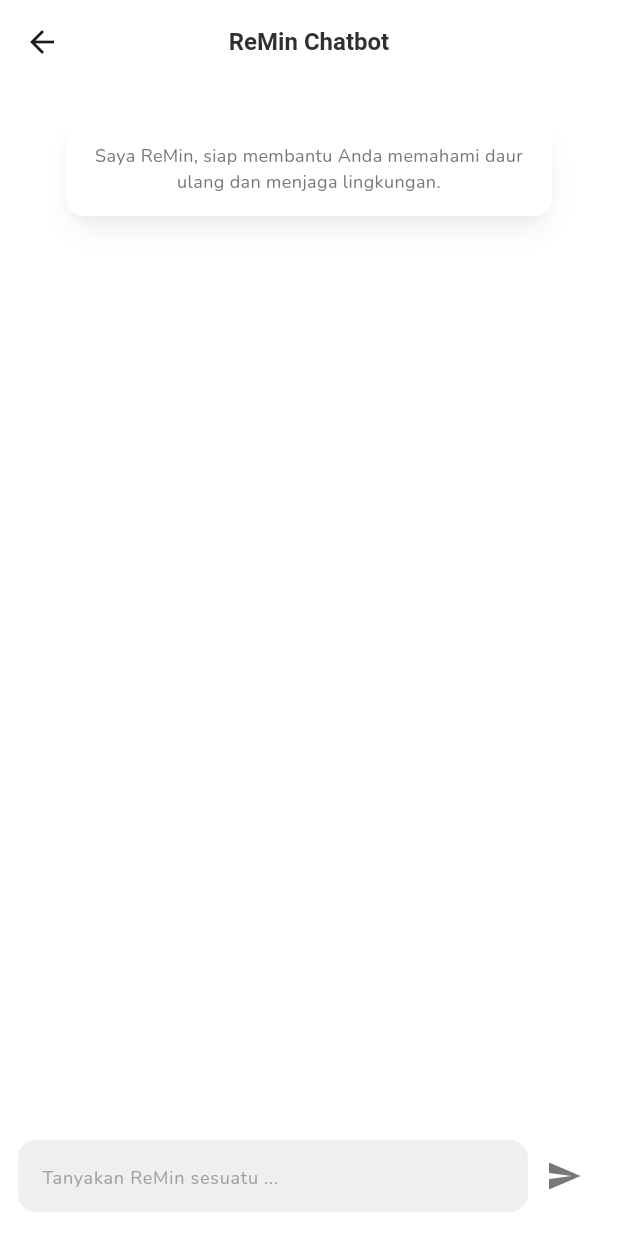
After one commit to RECYTHNG/flutter_recything, a Flutter app: the ReMinChatbotScreen screen opened directly, after a tap on "Mulai Obrolan", on a phone screen of 412 x 824 dp. The commit adds this screen. Run offline on Flutter 3.47's test engine with Material 3 defaults, Android fonts, the phone set to English and light mode, and no system bars; drawn by our look-alikes of dash_chat_2; our stand-ins replace flutter_svg.

Commit message:
feat: completed slicing chatbot

```diff
--- /dev/null
+++ b/recything_application/lib/screens/customer_service/remin_chatbot_screen.dart
@@ -0,0 +1,38 @@
+import 'package:flutter/material.dart';
+import 'package:recything_application/constants/color_constant.dart';
+import 'package:recything_application/screens/customer_service/widgets/chatbot/chatbot_conversation_widget.dart';
+import 'package:recything_application/screens/customer_service/widgets/chatbot/chatbot_welcome_card_widget.dart';
+import 'package:recything_application/widgets/global_app_bar.dart';
+
+class ReMinChatbotScreen extends StatefulWidget {
+  const ReMinChatbotScreen({super.key});
+
+  @override
+  State<ReMinChatbotScreen> createState() => _ReMinChatbotScreenState();
+}
+
+class _ReMinChatbotScreenState extends State<ReMinChatbotScreen> {
+  bool isChatbotVisible = false;
+
+  void _showChatbot() {
+    setState(() {
+      isChatbotVisible = true;
+    });
+  }
+
+  @override
+  Widget build(BuildContext context) {
+    return Scaffold(
+      backgroundColor: ColorConstant.whiteColor,
+      appBar: const GlobalAppBar(
+        title: Text('ReMin Chatbot'),
+        backgroundColor: ColorConstant.whiteColor,
+      ),
+      body: Center(
+        child: isChatbotVisible
+            ? const ChatbotConversationWidget()
+            : ChatbotWelcomeCard(onStartChat: _showChatbot),
+      ),
+    );
+  }
+}
--- /dev/null
+++ b/recything_application/lib/screens/customer_service/widgets/chatbot/chatbot_conversation_widget.dart
@@ -0,0 +1,105 @@
+import 'package:dash_chat_2/dash_chat_2.dart';
+import 'package:flutter/material.dart';
+import 'package:recything_application/constants/color_constant.dart';
+import 'package:recything_application/constants/shadow_constant.dart';
+import 'package:recything_application/constants/text_style_constant.dart';
+
+class ChatbotConversationWidget extends StatefulWidget {
+  const ChatbotConversationWidget({super.key});
+
+  @override
+  State<ChatbotConversationWidget> createState() =>
+      _ChatbotConversationWidgetState();
+}
+
+class _ChatbotConversationWidgetState extends State<ChatbotConversationWidget> {
+  ChatUser currentUser = ChatUser(
+    id: "0",
+    firstName: "Zulfan",
+  );
+
+  ChatUser geminiUser = ChatUser(
+    id: "1",
+    firstName: "ReMin",
+    profileImage:
+        "https://static.promediateknologi.id/crop/0x0:0x0/0x0/webp/photo/p2/106/2024/03/28/202403271806-maincropped_1711537586-457414092.jpg",
+  );
+
+  List<ChatMessage> messages = [];
+
+  void sendMessage(ChatMessage chatMessage) async {
+    setState(() {
+      messages.insert(0, chatMessage);
+    });
+
+    try {} catch (e) {
+      print(e);
+    }
+  }
+
+  @override
+  Widget build(BuildContext context) {
+    return Column(
+      children: [
+        const SizedBox(height: 24),
+        Container(
+          alignment: Alignment.center,
+          padding: const EdgeInsets.all(12),
+          decoration: BoxDecoration(
+            color: ColorConstant.whiteColor,
+            borderRadius: BorderRadius.circular(12),
+            boxShadow: ShadowConstant.shadowLg,
+          ),
+          width: 324,
+          height: 64,
+          child: Text(
+            'Saya ReMin, siap membantu Anda memahami daur ulang dan menjaga lingkungan.',
+            style: TextStyleConstant.regularCaption.copyWith(
+              color: ColorConstant.netralColor700,
+            ),
+            textAlign: TextAlign.center,
+          ),
+        ),
+        Expanded(
+          child: Padding(
+            padding: const EdgeInsets.symmetric(horizontal: 4, vertical: 8),
+            child: DashChat(
+              inputOptions: InputOptions(
+                alwaysShowSend: true,
+                inputDecoration: InputDecoration(
+                  filled: true,
+                  fillColor: ColorConstant.netralColor500,
+                  border: OutlineInputBorder(
+                    borderRadius: BorderRadius.circular(12),
+                    borderSide: BorderSide.none,
+                  ),
+                  hintText: 'Tanyakan ReMin sesuatu ...',
+                  hintStyle: TextStyleConstant.regularCaption.copyWith(
+                    color: ColorConstant.netralColor600,
+                  ),
+                  contentPadding: const EdgeInsets.all(12),
+                ),
+                sendButtonBuilder: (void Function() onSend) {
+                  return IconButton(
+                    icon: const Icon(Icons.send),
+                    color: ColorConstant.netralColor700,
+                    onPressed: onSend,
+                  );
+                },
+              ),
+              messageOptions: const MessageOptions(
+                showOtherUsersName: true,
+                showTime: true,
+                currentUserContainerColor: ColorConstant.whiteColor,
+                currentUserTextColor: ColorConstant.primaryColor900,
+              ),
+              currentUser: currentUser,
+              onSend: sendMessage,
+              messages: messages,
+            ),
+          ),
+        ),
+      ],
+    );
+  }
+}
--- /dev/null
+++ b/recything_application/lib/screens/customer_service/widgets/chatbot/chatbot_welcome_card_widget.dart
@@ -0,0 +1,49 @@
+import 'package:flutter/material.dart';
+import 'package:recything_application/constants/color_constant.dart';
+import 'package:recything_application/constants/shadow_constant.dart';
+import 'package:recything_application/constants/text_style_constant.dart';
+import 'package:recything_application/widgets/global_button_widget.dart';
+
+class ChatbotWelcomeCard extends StatelessWidget {
+  final VoidCallback onStartChat;
+
+  const ChatbotWelcomeCard({required this.onStartChat, super.key});
+
+  @override
+  Widget build(BuildContext context) {
+    return Container(
+      width: 312,
+      height: 256,
+      decoration: BoxDecoration(
+        color: ColorConstant.whiteColor,
+        borderRadius: BorderRadius.circular(12),
+        boxShadow: ShadowConstant.shadowLg,
+      ),
+      child: Padding(
+        padding: const EdgeInsets.symmetric(horizontal: 24),
+        child: Column(
+          mainAxisAlignment: MainAxisAlignment.center,
+          crossAxisAlignment: CrossAxisAlignment.center,
+          children: [
+            Text(
+              'Halo, Senang melihat Anda di sini! Dengan menekan tombol "Mulai Obrolan" Anda setuju untuk memproses data pribadi Anda seperti yang dijelaskan dalam Kebijakan Privasi kami.',
+              style: TextStyleConstant.regularParagraph,
+              textAlign: TextAlign.center,
+            ),
+            const SizedBox(height: 24),
+            GlobalButtonWidget(
+              onTap: onStartChat,
+              width: 182,
+              height: 40,
+              backgroundColor: ColorConstant.primaryColor500,
+              isBorder: false,
+              title: 'Mulai Obrolan',
+              textColor: ColorConstant.whiteColor,
+              fontSize: 16,
+            ),
+          ],
+        ),
+      ),
+    );
+  }
+}
--- /dev/null
+++ b/recything_application/lib/widgets/global_app_bar.dart
@@ -0,0 +1,27 @@
+import 'package:flutter/material.dart';
+import 'package:recything_application/constants/color_constant.dart';
+import 'package:recything_application/constants/text_style_constant.dart';
+
+class GlobalAppBar extends StatelessWidget implements PreferredSizeWidget {
+  final Widget title;
+  final Color backgroundColor;
+
+  const GlobalAppBar(
+      {super.key, required this.title, required this.backgroundColor});
+
+  @override
+  Widget build(BuildContext context) {
+    return AppBar(
+      toolbarHeight: 62,
+      backgroundColor: backgroundColor,
+      title: title,
+      centerTitle: true,
+      titleTextStyle: TextStyleConstant.boldSubtitle.copyWith(
+        color: ColorConstant.netralColor900,
+      ),
+    );
+  }
+
+  @override
+  Size get preferredSize => const Size.fromHeight(kToolbarHeight);
+}
--- /dev/null
+++ b/recything_application/lib/widgets/global_button_widget.dart
@@ -0,0 +1,56 @@
+import 'package:flutter/material.dart';
+import 'package:recything_application/constants/text_style_constant.dart';
+
+class GlobalButtonWidget extends StatelessWidget {
+  final Function() onTap;
+  final double width;
+  final double height;
+  final Color backgroundColor;
+  final bool isBorder;
+  final Color? borderColor;
+  final String title;
+  final Color textColor;
+  final double fontSize;
+
+  const GlobalButtonWidget({
+    super.key,
+    required this.onTap,
+    required this.width,
+    required this.height,
+    required this.backgroundColor,
+    required this.isBorder,
+    this.borderColor,
+    required this.title,
+    required this.textColor,
+    required this.fontSize,
+  });
+
+  @override
+  Widget build(BuildContext context) {
+    return GestureDetector(
+      onTap: onTap,
+      child: Container(
+        height: height,
+        width: width,
+        decoration: BoxDecoration(
+          color: backgroundColor,
+          borderRadius: BorderRadius.circular(12.0),
+          border: isBorder
+              ? Border.all(
+                  color: borderColor ?? backgroundColor,
+                  width: 1.0,
+                )
+              : null,
+        ),
+        alignment: Alignment.center,
+        child: Text(
+          title,
+          style: TextStyleConstant.semiboldButton.copyWith(
+            color: textColor,
+            fontSize: fontSize,
+          ),
+        ),
+      ),
+    );
+  }
+}
--- a/recything_application/pubspec.yaml
+++ b/recything_application/pubspec.yaml
@@ -36,6 +36,7 @@ dependencies:
   # Use with the CupertinoIcons class for iOS style icons.
   cupertino_icons: ^1.0.6
   flutter_svg: ^2.0.10+1
+  dash_chat_2: ^0.0.20
 
 dev_dependencies:
   flutter_test:
```
Also changed, not shown: recything_application/lib/screens/customer_service/widgets/container_remin_customer_service_widget.dart (+12 -1 lines), recything_application/lib/widgets/global_subheader_widget.dart (added, +57 -0 lines), recything_application/lib/widgets/global_text_field_custom_widget.dart (added, +131 -0 lines), recything_application/pubspec.lock, 5 other files.
